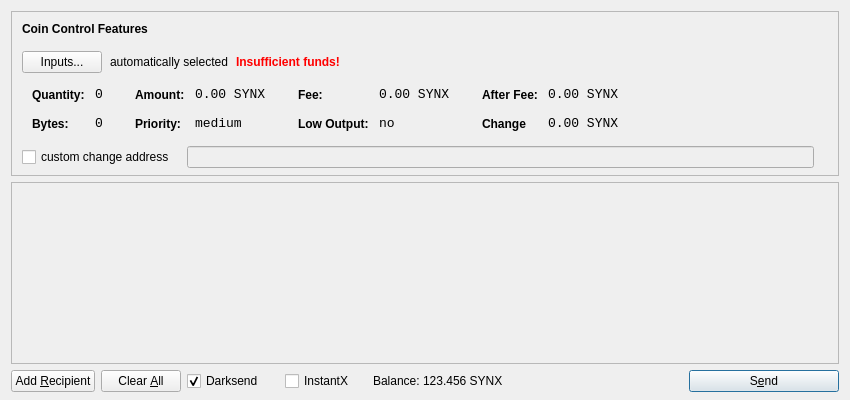
Before: the Qt Designer form src/qt/forms/sendcoinsdialog.ui in thibetabc/SyndicateQT, drawn with Qt 5.
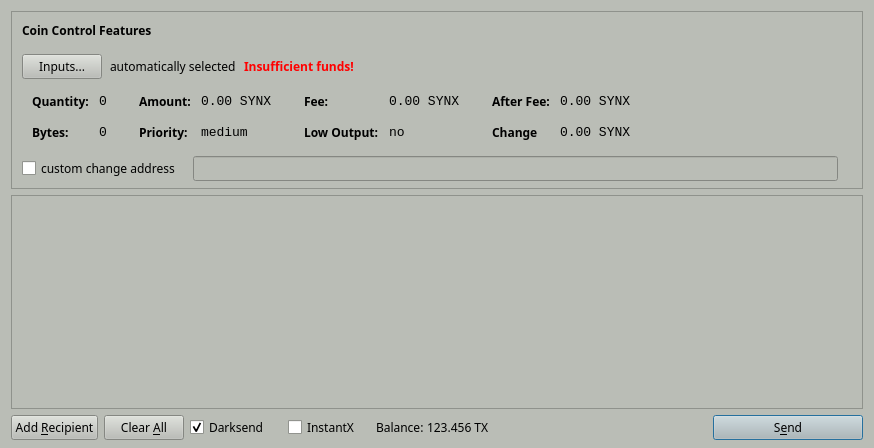
After: the same form once the commit is applied. Icons and pictures are not drawn.

```diff
--- a/src/qt/forms/sendcoinsdialog.ui
+++ b/src/qt/forms/sendcoinsdialog.ui
@@ -6,10 +6,430 @@
    <rect>
     <x>0</x>
     <y>0</y>
-    <width>850</width>
-    <height>400</height>
+    <width>874</width>
+    <height>448</height>
    </rect>
   </property>
+  <property name="palette">
+   <palette>
+    <active>
+     <colorrole role="WindowText">
+      <brush brushstyle="SolidPattern">
+       <color alpha="255">
+        <red>0</red>
+        <green>0</green>
+        <blue>0</blue>
+       </color>
+      </brush>
+     </colorrole>
+     <colorrole role="Button">
+      <brush brushstyle="SolidPattern">
+       <color alpha="255">
+        <red>186</red>
+        <green>189</green>
+        <blue>182</blue>
+       </color>
+      </brush>
+     </colorrole>
+     <colorrole role="Light">
+      <brush brushstyle="SolidPattern">
+       <color alpha="255">
+        <red>255</red>
+        <green>255</green>
+        <blue>255</blue>
+       </color>
+      </brush>
+     </colorrole>
+     <colorrole role="Midlight">
+      <brush brushstyle="SolidPattern">
+       <color alpha="255">
+        <red>220</red>
+        <green>222</green>
+        <blue>218</blue>
+       </color>
+      </brush>
+     </colorrole>
+     <colorrole role="Dark">
+      <brush brushstyle="SolidPattern">
+       <color alpha="255">
+        <red>93</red>
+        <green>94</green>
+        <blue>91</blue>
+       </color>
+      </brush>
+     </colorrole>
+     <colorrole role="Mid">
+      <brush brushstyle="SolidPattern">
+       <color alpha="255">
+        <red>124</red>
+        <green>126</green>
+        <blue>121</blue>
+       </color>
+      </brush>
+     </colorrole>
+     <colorrole role="Text">
+      <brush brushstyle="SolidPattern">
+       <color alpha="255">
+        <red>0</red>
+        <green>0</green>
+        <blue>0</blue>
+       </color>
+      </brush>
+     </colorrole>
+     <colorrole role="BrightText">
+      <brush brushstyle="SolidPattern">
+       <color alpha="255">
+        <red>255</red>
+        <green>255</green>
+        <blue>255</blue>
+       </color>
+      </brush>
+     </colorrole>
+     <colorrole role="ButtonText">
+      <brush brushstyle="SolidPattern">
+       <color alpha="255">
+        <red>0</red>
+        <green>0</green>
+        <blue>0</blue>
+       </color>
+      </brush>
+     </colorrole>
+     <colorrole role="Base">
+      <brush brushstyle="SolidPattern">
+       <color alpha="255">
+        <red>255</red>
+        <green>255</green>
+        <blue>255</blue>
+       </color>
+      </brush>
+     </colorrole>
+     <colorrole role="Window">
+      <brush brushstyle="SolidPattern">
+       <color alpha="255">
+        <red>186</red>
+        <green>189</green>
+        <blue>182</blue>
+       </color>
+      </brush>
+     </colorrole>
+     <colorrole role="Shadow">
+      <brush brushstyle="SolidPattern">
+       <color alpha="255">
+        <red>0</red>
+        <green>0</green>
+        <blue>0</blue>
+       </color>
+      </brush>
+     </colorrole>
+     <colorrole role="AlternateBase">
+      <brush brushstyle="SolidPattern">
+       <color alpha="255">
+        <red>220</red>
+        <green>222</green>
+        <blue>218</blue>
+       </color>
+      </brush>
+     </colorrole>
+     <colorrole role="ToolTipBase">
+      <brush brushstyle="SolidPattern">
+       <color alpha="255">
+        <red>255</red>
+        <green>255</green>
+        <blue>220</blue>
+       </color>
+      </brush>
+     </colorrole>
+     <colorrole role="ToolTipText">
+      <brush brushstyle="SolidPattern">
+       <color alpha="255">
+        <red>0</red>
+        <green>0</green>
+        <blue>0</blue>
+       </color>
+      </brush>
+     </colorrole>
+    </active>
+    <inactive>
+     <colorrole role="WindowText">
+      <brush brushstyle="SolidPattern">
+       <color alpha="255">
+        <red>0</red>
+        <green>0</green>
+        <blue>0</blue>
+       </color>
+      </brush>
+     </colorrole>
+     <colorrole role="Button">
+      <brush brushstyle="SolidPattern">
+       <color alpha="255">
+        <red>186</red>
+        <green>189</green>
+        <blue>182</blue>
+       </color>
+      </brush>
+     </colorrole>
+     <colorrole role="Light">
+      <brush brushstyle="SolidPattern">
+       <color alpha="255">
+        <red>255</red>
+        <green>255</green>
+        <blue>255</blue>
+       </color>
+      </brush>
+     </colorrole>
+     <colorrole role="Midlight">
+      <brush brushstyle="SolidPattern">
+       <color alpha="255">
+        <red>220</red>
+        <green>222</green>
+        <blue>218</blue>
+       </color>
+      </brush>
+     </colorrole>
+     <colorrole role="Dark">
+      <brush brushstyle="SolidPattern">
+       <color alpha="255">
+        <red>93</red>
+        <green>94</green>
+        <blue>91</blue>
+       </color>
+      </brush>
+     </colorrole>
+     <colorrole role="Mid">
+      <brush brushstyle="SolidPattern">
+       <color alpha="255">
+        <red>124</red>
+        <green>126</green>
+        <blue>121</blue>
+       </color>
+      </brush>
+     </colorrole>
+     <colorrole role="Text">
+      <brush brushstyle="SolidPattern">
+       <color alpha="255">
+        <red>0</red>
+        <green>0</green>
+        <blue>0</blue>
+       </color>
+      </brush>
+     </colorrole>
+     <colorrole role="BrightText">
+      <brush brushstyle="SolidPattern">
+       <color alpha="255">
+        <red>255</red>
+        <green>255</green>
+        <blue>255</blue>
+       </color>
+      </brush>
+     </colorrole>
+     <colorrole role="ButtonText">
+      <brush brushstyle="SolidPattern">
+       <color alpha="255">
+        <red>0</red>
+        <green>0</green>
+        <blue>0</blue>
+       </color>
+      </brush>
+     </colorrole>
+     <colorrole role="Base">
+      <brush brushstyle="SolidPattern">
+       <color alpha="255">
+        <red>255</red>
+        <green>255</green>
+        <blue>255</blue>
+       </color>
+      </brush>
+     </colorrole>
+     <colorrole role="Window">
+      <brush brushstyle="SolidPattern">
+       <color alpha="255">
+        <red>186</red>
+        <green>189</green>
+        <blue>182</blue>
+       </color>
+      </brush>
+     </colorrole>
+     <colorrole role="Shadow">
+      <brush brushstyle="SolidPattern">
+       <color alpha="255">
+        <red>0</red>
+        <green>0</green>
+        <blue>0</blue>
+       </color>
+      </brush>
+     </colorrole>
+     <colorrole role="AlternateBase">
+      <brush brushstyle="SolidPattern">
+       <color alpha="255">
+        <red>220</red>
+        <green>222</green>
+        <blue>218</blue>
+       </color>
+      </brush>
+     </colorrole>
+     <colorrole role="ToolTipBase">
+      <brush brushstyle="SolidPattern">
+       <color alpha="255">
+        <red>255</red>
+        <green>255</green>
+        <blue>220</blue>
+       </color>
+      </brush>
+     </colorrole>
+     <colorrole role="ToolTipText">
+      <brush brushstyle="SolidPattern">
+       <color alpha="255">
+        <red>0</red>
+        <green>0</green>
+        <blue>0</blue>
+       </color>
+      </brush>
+     </colorrole>
+    </inactive>
+    <disabled>
+     <colorrole role="WindowText">
+      <brush brushstyle="SolidPattern">
+       <color alpha="255">
+        <red>93</red>
+        <green>94</green>
+        <blue>91</blue>
+       </color>
+      </brush>
+     </colorrole>
+     <colorrole role="Button">
+      <brush brushstyle="SolidPattern">
+       <color alpha="255">
+        <red>186</red>
+        <green>189</green>
+        <blue>182</blue>
+       </color>
+      </brush>
+     </colorrole>
+     <colorrole role="Light">
+      <brush brushstyle="SolidPattern">
+       <color alpha="255">
+        <red>255</red>
+        <green>255</green>
+        <blue>255</blue>
+       </color>
+      </brush>
+     </colorrole>
+     <colorrole role="Midlight">
+      <brush brushstyle="SolidPattern">
+       <color alpha="255">
+        <red>220</red>
+        <green>222</green>
+        <blue>218</blue>
+       </color>
+      </brush>
+     </colorrole>
+     <colorrole role="Dark">
+      <brush brushstyle="SolidPattern">
+       <color alpha="255">
+        <red>93</red>
+        <green>94</green>
+        <blue>91</blue>
+       </color>
+      </brush>
+     </colorrole>
+     <colorrole role="Mid">
+      <brush brushstyle="SolidPattern">
+       <color alpha="255">
+        <red>124</red>
+        <green>126</green>
+        <blue>121</blue>
+       </color>
+      </brush>
+     </colorrole>
+     <colorrole role="Text">
+      <brush brushstyle="SolidPattern">
+       <color alpha="255">
+        <red>93</red>
+        <green>94</green>
+        <blue>91</blue>
+       </color>
+      </brush>
+     </colorrole>
+     <colorrole role="BrightText">
+      <brush brushstyle="SolidPattern">
+       <color alpha="255">
+        <red>255</red>
+        <green>255</green>
+        <blue>255</blue>
+       </color>
+      </brush>
+     </colorrole>
+     <colorrole role="ButtonText">
+      <brush brushstyle="SolidPattern">
+       <color alpha="255">
+        <red>93</red>
+        <green>94</green>
+        <blue>91</blue>
+       </color>
+      </brush>
+     </colorrole>
+     <colorrole role="Base">
+      <brush brushstyle="SolidPattern">
+       <color alpha="255">
+        <red>186</red>
+        <green>189</green>
+        <blue>182</blue>
+       </color>
+      </brush>
+     </colorrole>
+     <colorrole role="Window">
+      <brush brushstyle="SolidPattern">
+       <color alpha="255">
+        <red>186</red>
+        <green>189</green>
+        <blue>182</blue>
+       </color>
+      </brush>
+     </colorrole>
+     <colorrole role="Shadow">
+      <brush brushstyle="SolidPattern">
+       <color alpha="255">
+        <red>0</red>
+        <green>0</green>
+        <blue>0</blue>
+       </color>
+      </brush>
+     </colorrole>
+     <colorrole role="AlternateBase">
+      <brush brushstyle="SolidPattern">
+       <color alpha="255">
+        <red>186</red>
+        <green>189</green>
+        <blue>182</blue>
+       </color>
+      </brush>
+     </colorrole>
+     <colorrole role="ToolTipBase">
+      <brush brushstyle="SolidPattern">
+       <color alpha="255">
+        <red>255</red>
+        <green>255</green>
+        <blue>220</blue>
+       </color>
+      </brush>
+     </colorrole>
+     <colorrole role="ToolTipText">
+      <brush brushstyle="SolidPattern">
+       <color alpha="255">
+        <red>0</red>
+        <green>0</green>
+        <blue>0</blue>
+       </color>
+      </brush>
+     </colorrole>
+    </disabled>
+   </palette>
+  </property>
+  <property name="font">
+   <font>
+    <family>Sawasdee</family>
+   </font>
+  </property>
   <property name="windowTitle">
    <string>Send Coins</string>
   </property>
@@ -39,7 +459,7 @@
      </property>
      <layout class="QVBoxLayout" name="verticalLayoutCoinControl2">
       <property name="spacing">
-       <number>-1</number>
+       <number>6</number>
       </property>
       <property name="leftMargin">
        <number>0</number>
@@ -625,8 +1045,8 @@
        <rect>
         <x>0</x>
         <y>0</y>
-        <width>830</width>
-        <height>165</height>
+        <width>854</width>
+        <height>164</height>
        </rect>
       </property>
       <layout class="QVBoxLayout" name="verticalLayout_2">
@@ -699,8 +1119,8 @@
        <property name="spacing">
         <number>3</number>
        </property>
-        <item>
-        <widget class="QCheckBox" name="checkUseDarksend">
+       <item>
+        <widget class="QCheckBox" name="checkUseStashedsend">
          <property name="minimumSize">
           <size>
            <width>95</width>
@@ -756,7 +1176,7 @@
           <cursorShape>IBeamCursor</cursorShape>
          </property>
          <property name="text">
-          <string>123.456 SYNX</string>
+          <string>123.456 TX</string>
          </property>
          <property name="textInteractionFlags">
           <set>Qt::LinksAccessibleByMouse|Qt::TextSelectableByKeyboard|Qt::TextSelectableByMouse</set>
```
Left out of the diff: 26 changed lines with no effect on the pictures.
